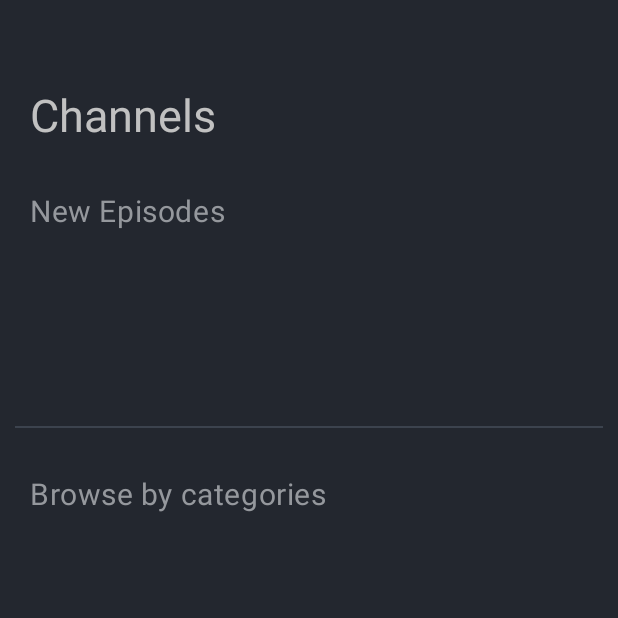
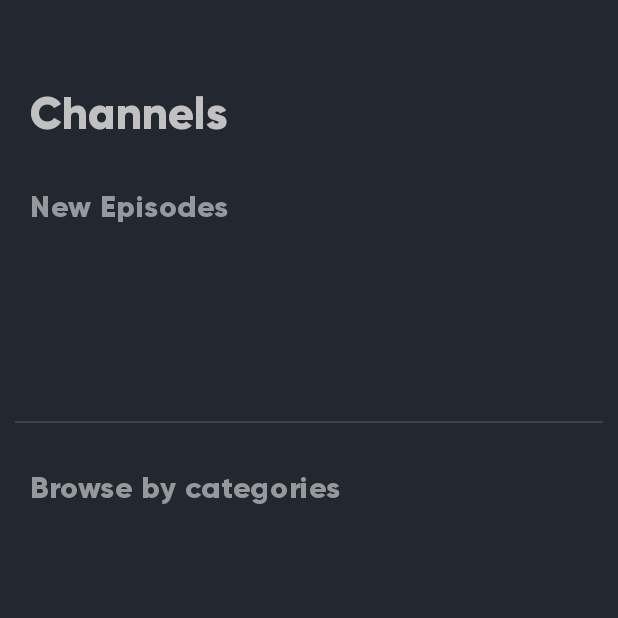
Before and after one commit to JustinGeorgeJoseph/Valley, an Android app: the screen it shows after launch (HomeActivity), on a phone screen of 412 x 824 dp, the top half of it. Run offline under Robolectric (Android 15) with nearby library versions, the phone set to English and light mode, and no system bars; our stand-ins replace Dagger/Hilt's generated code, Room's generated code, data binding; 5 statements that could not run were skipped.

Commit message:
Add font in the ui

```diff
--- a/app/src/main/res/layout/activity_main.xml
+++ b/app/src/main/res/layout/activity_main.xml
@@ -17,6 +17,7 @@
             android:layout_marginEnd="@dimen/space_5x"
             android:lineHeight="@dimen/text_size_35"
             android:text="@string/channels"
+            android:fontFamily="@font/gilroy_black"
             android:textColor="@color/grey_c1"
             android:textSize="@dimen/text_size_30"
             app:layout_constraintStart_toStartOf="parent"
--- a/app/src/main/res/layout/item_categories.xml
+++ b/app/src/main/res/layout/item_categories.xml
@@ -17,6 +17,7 @@
             android:text="@string/browse_by_categories"
             android:lineHeight="@dimen/text_size_25"
             android:letterSpacing="0.02"
+            android:fontFamily="@font/gilroy_extra_bold"
             android:layout_marginTop="@dimen/space_30"
             app:layout_constraintEnd_toEndOf="parent"
             app:layout_constraintStart_toStartOf="parent"
--- a/app/src/main/res/layout/item_category.xml
+++ b/app/src/main/res/layout/item_category.xml
@@ -24,6 +24,7 @@
             android:paddingEnd="@dimen/space_13"
             android:paddingBottom="@dimen/space_9"
             android:text="@{title}"
+            android:fontFamily="@font/gilroy_bold"
             android:gravity="center"
             android:textColor="@color/white"
             android:textSize="@dimen/text_size_18"
--- a/app/src/main/res/layout/item_channel.xml
+++ b/app/src/main/res/layout/item_channel.xml
@@ -40,6 +40,8 @@
             android:lineHeight="@dimen/text_size_25"
             android:textSize="@dimen/text_size_20"
             android:lines="1"
+            android:fontFamily="@font/gilroy_bold"
+            android:textStyle="bold"
             android:ellipsize="end"
             android:layout_marginEnd="@dimen/space_14"
             android:layout_marginStart="@dimen/space_14"
@@ -56,6 +58,7 @@
             android:letterSpacing="0.01"
             android:lineHeight="@dimen/text_size_20"
             android:text="@{episodeCount}"
+            android:fontFamily="@font/gilroy_semi_bold"
             android:textColor="@color/course_count_color"
             android:textSize="@dimen/text_size_16"
             app:layout_constraintBottom_toBottomOf="@+id/im_icon"
--- a/app/src/main/res/layout/item_course.xml
+++ b/app/src/main/res/layout/item_course.xml
@@ -44,6 +44,7 @@
                 android:letterSpacing="0.02"
                 android:maxLines="3"
                 android:text="@{title}"
+                android:fontFamily="@font/gilroy_bold"
                 android:layout_marginStart="@dimen/space_5"
                 android:layout_marginEnd="@dimen/space_5"
                 android:layout_marginTop="@dimen/space_10"
--- a/app/src/main/res/layout/item_new_episode.xml
+++ b/app/src/main/res/layout/item_new_episode.xml
@@ -47,11 +47,13 @@
                 android:letterSpacing="0.02"
                 android:maxLines="3"
                 android:text="@{title}"
+                android:fontFamily="@font/gilroy_semi_bold"
                 android:layout_marginStart="5dp"
                 android:layout_marginEnd="5dp"
                 android:layout_marginTop="@dimen/space_10"
                 android:textColor="@color/white"
                 android:textSize="@dimen/text_size_17"
+                android:textStyle="bold"
                 app:layout_constraintStart_toStartOf="parent"
                 app:layout_constraintEnd_toEndOf="@id/card_logo"
                 app:layout_constraintTop_toBottomOf="@id/card_logo" />
@@ -65,6 +67,8 @@
                 android:letterSpacing="0.08"
                 android:maxLines="2"
                 android:text="@{subtitle}"
+                android:textStyle="bold"
+                android:fontFamily="@font/gilroy_semi_bold"
                 android:layout_marginStart="5dp"
                 android:layout_marginEnd="5dp"
                 android:layout_marginTop="@dimen/space_3x"
--- a/app/src/main/res/layout/item_new_episodes.xml
+++ b/app/src/main/res/layout/item_new_episodes.xml
@@ -14,6 +14,7 @@
             android:lineHeight="@dimen/text_size_25"
             android:letterSpacing="0.02"
             android:text="@string/new_episodes"
+            android:fontFamily="@font/gilroy_extra_bold"
             android:layout_marginStart="@dimen/space_5x"
             android:textColor="@color/item_title_color"
             android:textSize="@dimen/text_size_20"
--- a/app/src/main/res/layout/item_series.xml
+++ b/app/src/main/res/layout/item_series.xml
@@ -46,6 +46,7 @@
                 android:letterSpacing="0.02"
                 android:maxLines="3"
                 android:text="@{title}"
+                android:fontFamily="@font/gilroy_bold"
                 android:layout_marginStart="@dimen/space_5"
                 android:layout_marginEnd="@dimen/space_5"
                 android:layout_marginTop="@dimen/space_10"
```
Also changed, not shown: app/src/main/res/font/gilroy_black.ttf (added), app/src/main/res/font/gilroy_bold.ttf (added), app/src/main/res/font/gilroy_extra_bold.ttf (added), app/src/main/res/font/gilroy_medium.ttf (added), app/src/main/res/font/gilroy_semi_bold.ttf (added).
